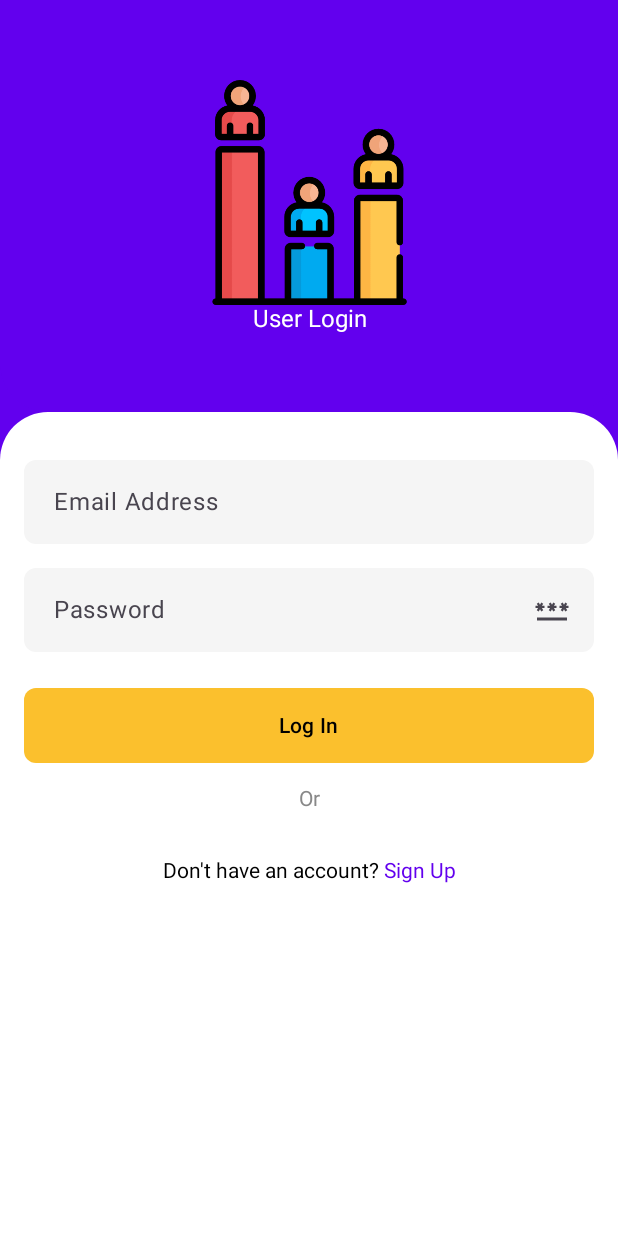
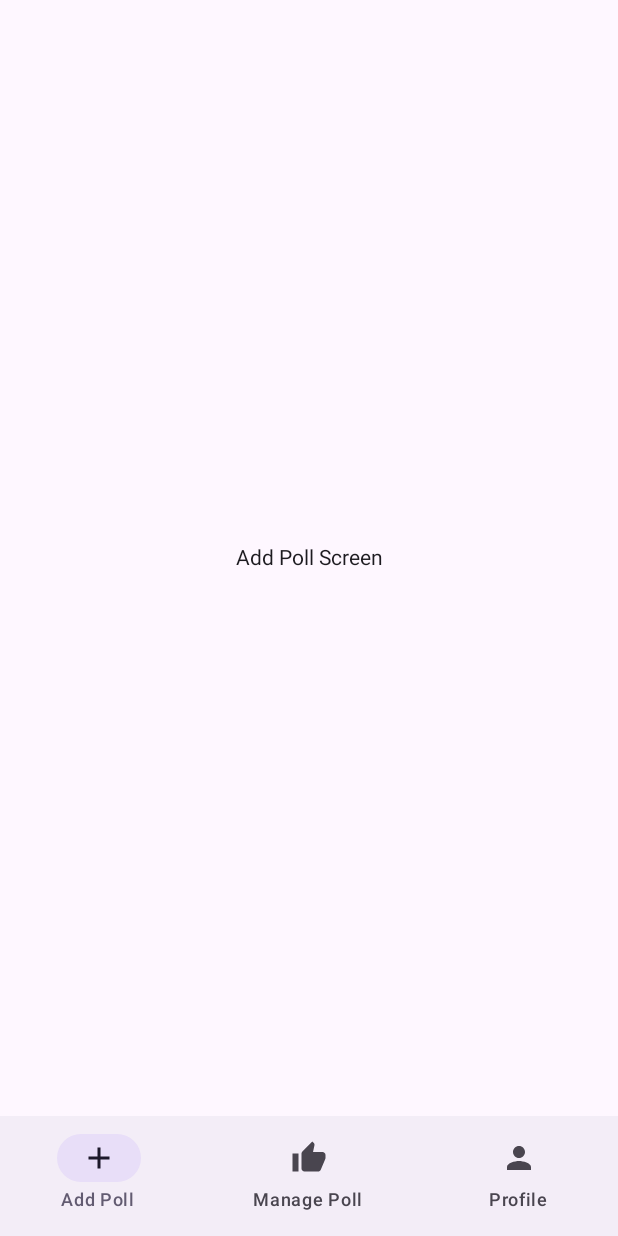
Before and after one commit to saikrishnapuppala553/FormPollingApp, an Android app built with Jetpack Compose: the screen it shows after launch (LoginActivity before the commit, HomeActivity after it), after a tap on "Log In", on a phone screen of 412 x 824 dp. Run offline under Robolectric (Android 15) with nearby library versions, the phone set to English and light mode, and no system bars.

Commit message:
Implemented easy navigation between screens with bottom navigation bar

```diff
--- a/app/build.gradle.kts
+++ b/app/build.gradle.kts
@@ -69,4 +69,7 @@ dependencies {
     androidTestImplementation(libs.androidx.ui.test.junit4)
     debugImplementation(libs.androidx.ui.tooling)
     debugImplementation(libs.androidx.ui.test.manifest)
+
+    implementation("androidx.navigation:navigation-compose:2.7.0")
+    implementation("androidx.compose.material3:material3:1.2.0")
 }
--- a/app/src/main/java/saikrishnas3495275/pollingapp/madproject/HomeActivity.kt
+++ b/app/src/main/java/saikrishnas3495275/pollingapp/madproject/HomeActivity.kt
@@ -1,13 +1,123 @@
 package saikrishnas3495275.pollingapp.madproject
 
 import android.os.Bundle
-import androidx.activity.enableEdgeToEdge
-import androidx.appcompat.app.AppCompatActivity
-import androidx.core.view.ViewCompat
-import androidx.core.view.WindowInsetsCompat
+import androidx.activity.ComponentActivity
+import androidx.activity.compose.setContent
+import androidx.compose.foundation.layout.Box
+import androidx.compose.foundation.layout.fillMaxSize
+import androidx.compose.foundation.layout.padding
+import androidx.compose.material.icons.Icons
+import androidx.compose.material.icons.filled.Add
+import androidx.compose.material.icons.filled.Person
+import androidx.compose.material.icons.filled.ThumbUp
+import androidx.compose.material3.Icon
+import androidx.compose.material3.NavigationBar
+import androidx.compose.material3.NavigationBarItem
+import androidx.compose.material3.Scaffold
+import androidx.compose.material3.Text
+import androidx.compose.runtime.Composable
+import androidx.compose.runtime.getValue
+import androidx.compose.ui.Alignment
+import androidx.compose.ui.Modifier
+import androidx.compose.ui.graphics.vector.ImageVector
+import androidx.navigation.NavHostController
+import androidx.navigation.compose.NavHost
+import androidx.navigation.compose.composable
+import androidx.navigation.compose.currentBackStackEntryAsState
+import androidx.navigation.compose.rememberNavController
 
-class HomeActivity : AppCompatActivity() {
+class HomeActivity : ComponentActivity() {
     override fun onCreate(savedInstanceState: Bundle?) {
         super.onCreate(savedInstanceState)
+        setContent {
+            HomeScreen()
+        }
     }
 }
+
+
+@Composable
+fun HomeScreen() {
+    val navController = rememberNavController()
+
+    Scaffold(
+        bottomBar = {
+            BottomNavigationBar(navController)
+        }
+    ) { innerPadding ->
+        Box(modifier = Modifier.padding(innerPadding)) {
+            NavigationGraph(navController)
+        }
+    }
+}
+
+sealed class BottomNavItem(val route: String, val title: String, val icon: ImageVector) {
+    object AddPollV : BottomNavItem("addpoll", "Add Poll", Icons.Default.Add)
+    object MPollV : BottomNavItem("mpoll", "Manage Poll", Icons.Default.ThumbUp)
+    object Profile : BottomNavItem("profile", "Profile", Icons.Default.Person)
+}
+
+
+@Composable
+fun AddPoll() {
+    Box(Modifier.fillMaxSize(), contentAlignment = Alignment.Center) {
+        Text("Add Poll Screen")
+    }
+}
+
+@Composable
+fun ManagePoll() {
+    Box(Modifier.fillMaxSize(), contentAlignment = Alignment.Center) {
+        Text("Manage Poll")
+    }
+}
+
+@Composable
+fun ProfileScreen() {
+    Box(Modifier.fillMaxSize(), contentAlignment = Alignment.Center) {
+        Text("Profile Screen")
+    }
+}
+
+
+@Composable
+fun NavigationGraph(navController: NavHostController) {
+    NavHost(
+        navController = navController,
+        startDestination = BottomNavItem.AddPollV.route
+    ) {
+        composable(BottomNavItem.AddPollV.route) { AddPoll() }
+        composable(BottomNavItem.MPollV.route) { ManagePoll() }
+        composable(BottomNavItem.Profile.route) { ProfileScreen() }
+    }
+}
+
+
+@Composable
+fun BottomNavigationBar(navController: NavHostController) {
+    val items = listOf(
+        BottomNavItem.AddPollV,
+        BottomNavItem.MPollV,
+        BottomNavItem.Profile
+    )
+
+    NavigationBar {
+        val navBackStackEntry by navController.currentBackStackEntryAsState()
+        val currentRoute = navBackStackEntry?.destination?.route
+
+        items.forEach { item ->
+            NavigationBarItem(
+                icon = { Icon(item.icon, contentDescription = item.title) },
+                label = { Text(item.title) },
+                selected = currentRoute == item.route,
+                onClick = {
+                    navController.navigate(item.route) {
+                        launchSingleTop = true
+                        restoreState = true
+                        popUpTo(navController.graph.startDestinationId) { saveState = true }
+                    }
+                }
+            )
+        }
+    }
+}
--- a/app/src/main/java/saikrishnas3495275/pollingapp/madproject/LoginActivity.kt
+++ b/app/src/main/java/saikrishnas3495275/pollingapp/madproject/LoginActivity.kt
@@ -174,6 +174,9 @@ fun GoInScreen() {
                     Button(
                         onClick = {
 
+                            context.startActivity(Intent(context, HomeActivity::class.java))
+                            (context as Activity).finish()
+
 
                         },
 
```
